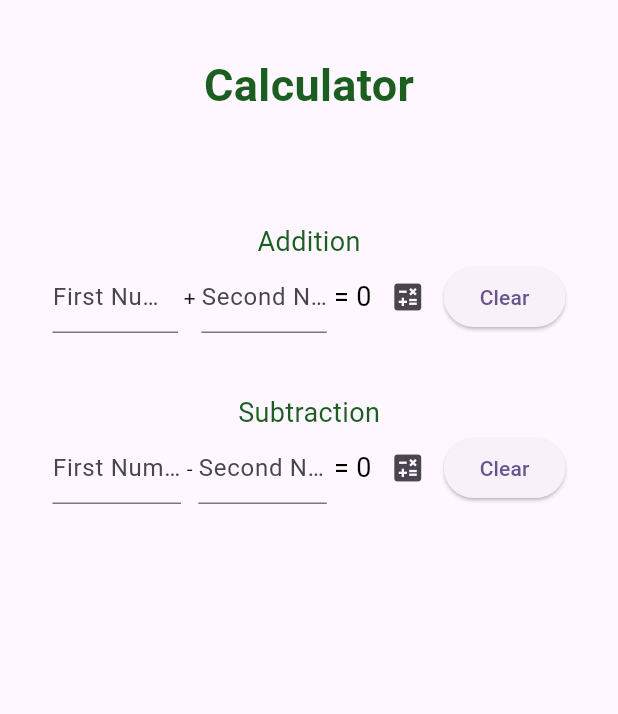
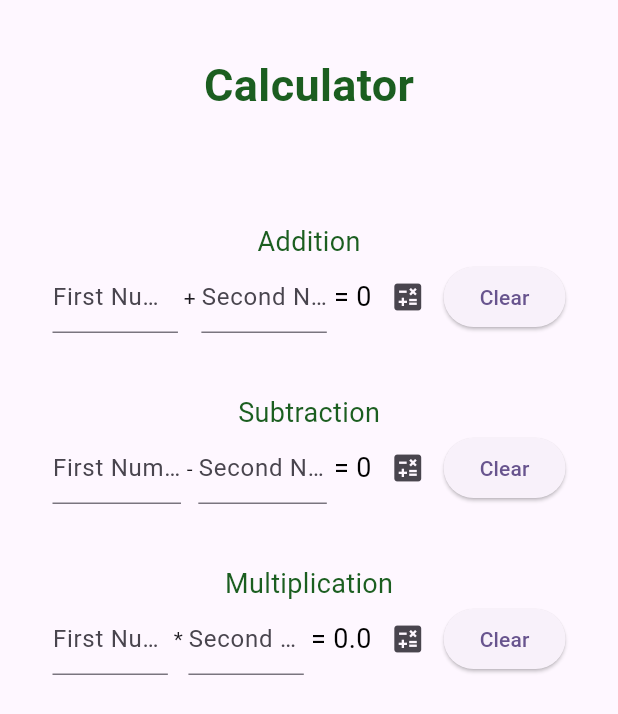
Before and after one commit to aaron-azarcon/Mobile-Calculator_CCS-206, a Flutter app: the screen it shows after launch, on a phone screen of 412 x 824 dp. Shown: the top 714 px of the screen. Run offline on Flutter 3.47's test engine with Material 3 defaults, Android fonts, the phone set to English and light mode, and no system bars.

Commit message:
Integrated Multiplication Row into the Application

```diff
--- a/lib/main.dart
+++ b/lib/main.dart
@@ -30,6 +30,7 @@ class CalculatorScreen extends StatefulWidget {
 class _CalculatorScreenState extends State<CalculatorScreen> {
   int sum = 0;
   int difference = 0;
+  double product = 0;
 
   TextEditingController add1Controller = TextEditingController();
   TextEditingController add2Controller = TextEditingController();
@@ -37,11 +38,17 @@ class _CalculatorScreenState extends State<CalculatorScreen> {
   TextEditingController sub1Controller = TextEditingController();
   TextEditingController sub2Controller = TextEditingController();
 
+  TextEditingController factor1Controller = TextEditingController();
+  TextEditingController factor2Controller = TextEditingController();
+
   int firstAddNum = 0;
   int secondAddNum = 0;
 
   int firstSubNum = 0;
   int secondSubNum = 0;
+
+  double firstMultiplyNum = 0;
+  double secondMultiplyNum = 0;
 
   @override
   Widget build(BuildContext context) {
@@ -208,7 +215,79 @@ class _CalculatorScreenState extends State<CalculatorScreen> {
               ],
             ),
             // Multiplication Row
+            const SizedBox(height: 40),
 
+            Text(
+              "Multiplication",
+              style: TextStyle(
+                fontSize: 18,
+                color: Colors.green[900],
+              ),
+            ),
+
+            Row(
+              mainAxisAlignment: MainAxisAlignment.spaceAround,
+              children: [
+                Expanded(
+                  child: TextField(
+                    controller: factor1Controller,
+                    decoration: const InputDecoration(hintText: "First Number"),
+                    onChanged: (value) {
+                      setState(() {
+                        firstMultiplyNum = double.tryParse(value) ?? 0;
+                      });
+                    },
+                  ),
+                ),
+                const Text(" * "),
+                Expanded(
+                  child: TextField(
+                    controller: factor2Controller,
+                    decoration: const InputDecoration(hintText: "Second Number"),
+                    onChanged: (value) {
+                      setState(() {
+                        secondMultiplyNum = double.tryParse(value) ?? 0;
+                      });
+                    },
+                  ),
+                ),
+                Text(
+                  ' = $product',
+                  style: const TextStyle(
+                    fontSize: 18,
+                    color: Colors.black,
+                  ),
+                ),
+
+                // 3.a Add an IconButton here
+                IconButton(
+                  icon: const Icon(Icons.calculate),
+                  onPressed: () {
+                    setState(() {
+                      product = firstMultiplyNum * secondMultiplyNum;
+                    });
+                  },
+                ),
+                // 3.b Add clear button here
+                ElevatedButton(
+                  onPressed: () {
+                    setState(() {
+                      factor1Controller.clear();
+                      factor2Controller.clear();
+                      firstMultiplyNum = 0;
+                      secondMultiplyNum = 0;
+                      product = 0;
+                    });
+                  },
+                  style: ElevatedButton.styleFrom(
+                    shape: RoundedRectangleBorder(
+                      borderRadius: BorderRadius.circular(30),
+                    ),
+                  ),
+                  child: const Text("Clear"),
+                )
+              ],
+            ),
             // Division Row
           ],
         ),
```
